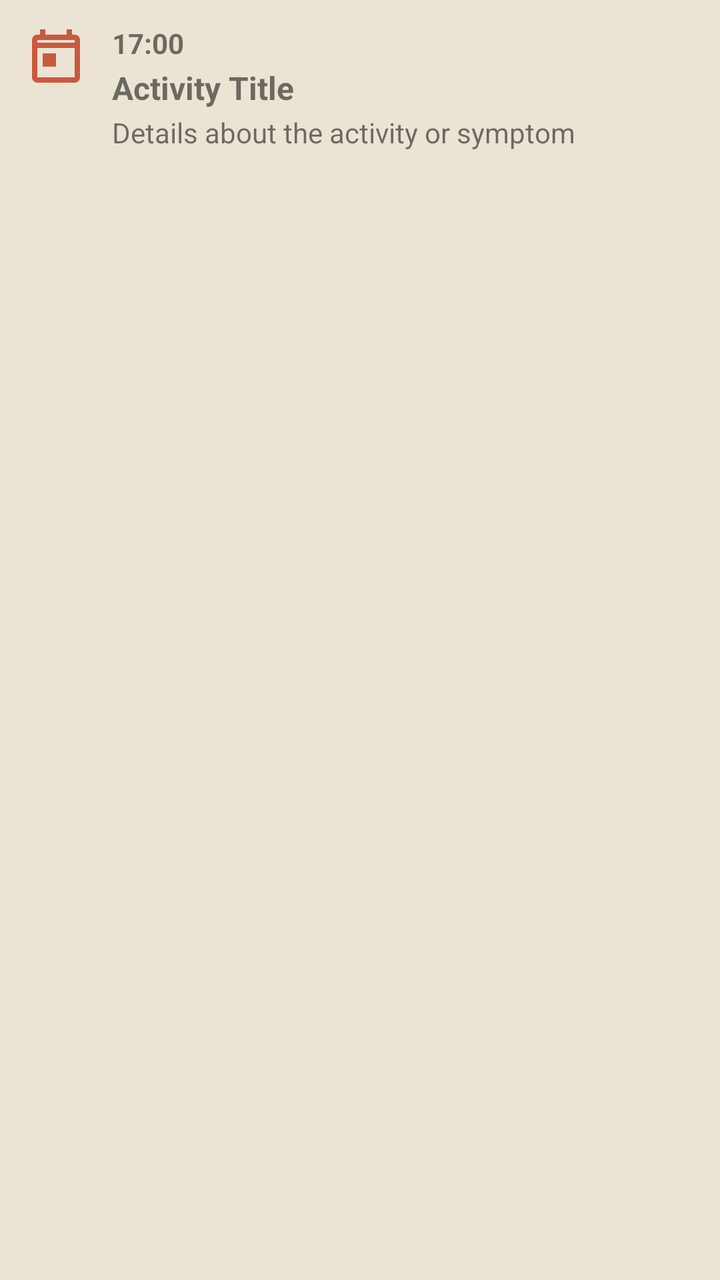
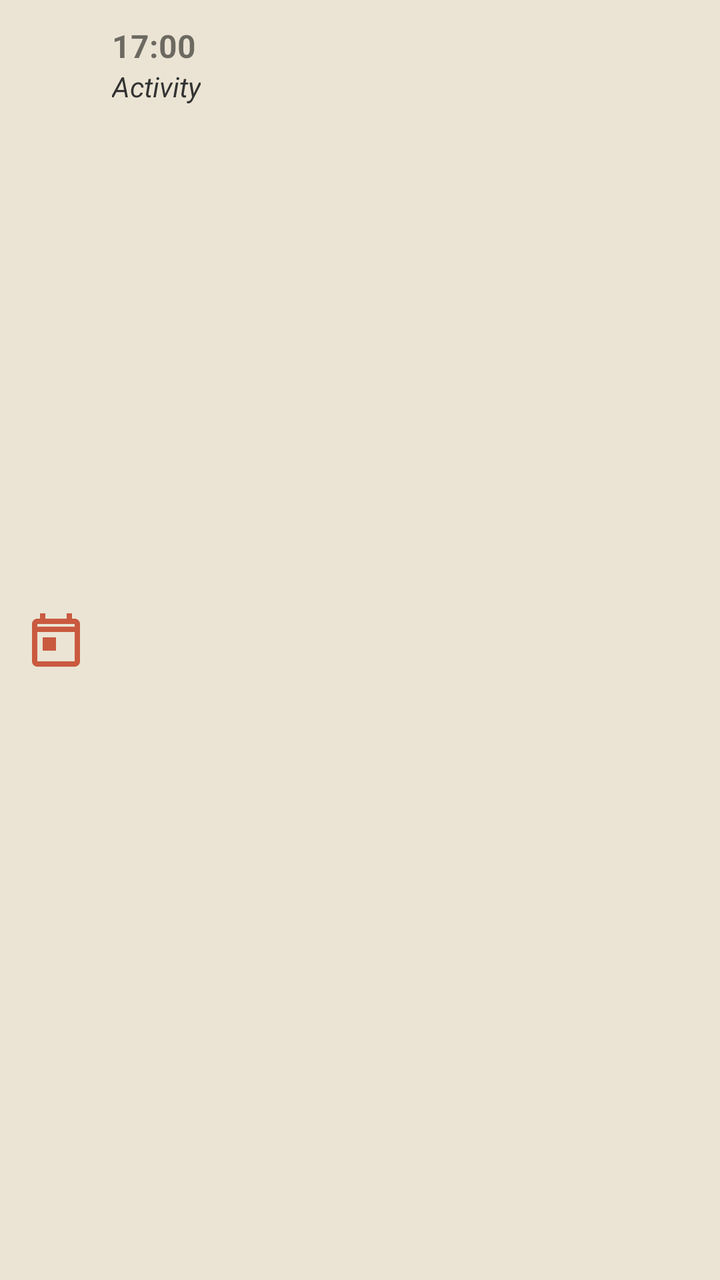

An Android layout rendered at two revisions. The XML below is the earlier revision; the diff shows what the commit changed to produce the second picture.
<!-- AndroidManifest.xml: application theme Theme.LunaFlow -->
<!-- res/layout/item_history_entry.xml -->
<?xml version="1.0" encoding="utf-8"?>
<LinearLayout xmlns:android="http://schemas.android.com/apk/res/android"
    xmlns:app="http://schemas.android.com/apk/res-auto"
    android:layout_width="match_parent"
    android:layout_height="wrap_content"
    android:orientation="horizontal"
    android:background="@color/colorPrimary"
    android:padding="12dp"
    android:layout_marginBottom="12dp"
    android:elevation="2dp">

    <ImageView
        android:id="@+id/entryIcon"
        android:layout_width="32dp"
        android:layout_height="32dp"
        android:layout_gravity="top"
        android:src="@drawable/ic_event"
        app:tint="#C95A3F" />

    <LinearLayout
        android:layout_width="0dp"
        android:layout_height="wrap_content"
        android:layout_weight="1"
        android:orientation="vertical"
        android:layout_marginStart="12dp">

        <TextView
            android:id="@+id/entryTime"
            android:layout_width="wrap_content"
            android:layout_height="wrap_content"
            android:text="17:00"
            android:textStyle="bold"
            android:textSize="14sp"/>

        <TextView
            android:id="@+id/entryTitle"
            android:layout_width="wrap_content"
            android:layout_height="wrap_content"
            android:text="Activity Title"
            android:textSize="16sp"
            android:textStyle="bold"
            android:layout_marginTop="2dp"
            android:ellipsize="none"
            android:scrollHorizontally="false"
            android:singleLine="false"/>

        <TextView
            android:id="@+id/entryDetails"
            android:layout_width="wrap_content"
            android:layout_height="wrap_content"
            android:text="Details about the activity or symptom"
            android:textSize="14sp"
            android:layout_marginTop="2dp"
            android:ellipsize="none"
            android:scrollHorizontally="false"
            android:singleLine="false"/>
    </LinearLayout>

</LinearLayout>
<!-- resources referenced by this layout -->
<resources>
  <color name="colorPrimary">#EBE4D4</color>
  <!-- drawable ic_event (drawable) -->
  <vector xmlns:android="http://schemas.android.com/apk/res/android"
      android:width="32dp"
      android:height="32dp"
      android:viewportWidth="24"
      android:viewportHeight="24">
      <path
          android:fillColor="#FF000000"
          android:pathData="M19,4h-1V2h-2v2H8V2H6v2H5c-1.1,0 -2,0.9 -2,2v14c0,1.1 0.9,2 2,2h14c1.1,0 2,-0.9 2,-2V6c0,-1.1 -0.9,-2 -2,-2zM19,20H5V9h14v11zM5,7V6h14v1H5zM7,11h5v5H7v-5z"/>
  </vector>
  <style name="Theme.LunaFlow" parent="Theme.MaterialComponents.DayNight.NoActionBar">
          
          <item name="android:windowBackground">@color/white</item>
  
          
          <item name="colorPrimary">@color/colorPrimary</item>
          <item name="colorOnPrimary">@color/mainBrown</item>
  
          
          <item name="colorSecondary">@color/mainRed</item>
          <item name="colorOnSecondary">@color/white</item>
  
          
          <item name="android:statusBarColor">@color/colorPrimary</item>
  
          
          <item name="actionBarTheme">@style/AppActionBar</item>
  
          
          <item name="bottomNavigationStyle">@style/BottomNavStyle</item>
      </style>
  <color name="white">#FFFFFFFF</color>
  <color name="mainBrown">#322323</color>
  <color name="mainRed">#B43015</color>
  <style name="AppActionBar" parent="Widget.MaterialComponents.Toolbar">
          <item name="android:layout_height">48dp</item>
          <item name="android:textSize">18sp</item>
          <item name="android:background">@color/colorPrimary</item>
          <item name="titleTextColor">@color/mainBrown</item>
          <item name="subtitleTextColor">@color/mainBrown</item>
          <item name="android:theme">@style/ToolbarTextTheme</item>
      </style>
  <style name="BottomNavStyle" parent="Widget.MaterialComponents.BottomNavigationView">
          <item name="android:layout_height">30dp</item>
          <item name="android:background">@color/colorPrimary</item>
      </style>
  <style name="ToolbarTextTheme" parent="ThemeOverlay.MaterialComponents.ActionBar">
          <item name="android:textColorPrimary">@color/mainBrown</item>
          <item name="android:textColorSecondary">@color/mainBrown</item>
          <item name="android:textColor">@color/mainBrown</item>
      </style>
</resources>

<!-- the commit's change to res/layout/item_history_entry.xml (unified diff, before → after) -->
@@ -1,8 +1,8 @@
 <?xml version="1.0" encoding="utf-8"?>
 <LinearLayout xmlns:android="http://schemas.android.com/apk/res/android"
-    xmlns:app="http://schemas.android.com/apk/res-auto"
     android:layout_width="match_parent"
     android:layout_height="wrap_content"
+    xmlns:app="http://schemas.android.com/apk/res-auto"
     android:orientation="horizontal"
     android:background="@color/colorPrimary"
     android:padding="12dp"
@@ -13,16 +13,16 @@
         android:id="@+id/entryIcon"
         android:layout_width="32dp"
         android:layout_height="32dp"
-        android:layout_gravity="top"
+        android:layout_gravity="center_vertical"
         android:src="@drawable/ic_event"
         app:tint="#C95A3F" />
 
     <LinearLayout
-        android:layout_width="0dp"
+        android:layout_width="wrap_content"
         android:layout_height="wrap_content"
-        android:layout_weight="1"
         android:orientation="vertical"
-        android:layout_marginStart="12dp">
+        android:layout_marginStart="12dp"
+        android:gravity="center_vertical">
 
         <TextView
             android:id="@+id/entryTime"
@@ -30,30 +30,29 @@
             android:layout_height="wrap_content"
             android:text="17:00"
             android:textStyle="bold"
-            android:textSize="14sp"/>
+            android:textSize="16sp"/>
 
         <TextView
-            android:id="@+id/entryTitle"
+            android:id="@+id/entryType"
             android:layout_width="wrap_content"
             android:layout_height="wrap_content"
-            android:text="Activity Title"
-            android:textSize="16sp"
-            android:textStyle="bold"
-            android:layout_marginTop="2dp"
-            android:ellipsize="none"
-            android:scrollHorizontally="false"
-            android:singleLine="false"/>
-
-        <TextView
-            android:id="@+id/entryDetails"
-            android:layout_width="wrap_content"
-            android:layout_height="wrap_content"
-            android:text="Details about the activity or symptom"
+            android:text="Activity"
             android:textSize="14sp"
-            android:layout_marginTop="2dp"
-            android:ellipsize="none"
-            android:scrollHorizontally="false"
-            android:singleLine="false"/>
+            android:textStyle="italic"
+            android:textColor="#333"/>
     </LinearLayout>
 
+    <ImageButton
+        android:id="@+id/editButton"
+        android:layout_width="32dp"
+        android:layout_height="32dp"
+        android:src="@drawable/ic_edit"
+        android:background="?attr/selectableItemBackgroundBorderless"/>
+
+    <ImageButton
+        android:id="@+id/deleteButton"
+        android:layout_width="32dp"
+        android:layout_height="32dp"
+        android:src="@drawable/ic_delete"
+        android:background="?attr/selectableItemBackgroundBorderless"/>
 </LinearLayout>
<!-- resource entries referenced after the edit -->
@@ -1,6 +1,16 @@
 <!-- resources referenced by this layout -->
 <resources>
   <color name="colorPrimary">#EBE4D4</color>
+  <!-- drawable ic_delete (drawable) -->
+  <?xml version="1.0" encoding="utf-8"?>
+  <selector xmlns:android="http://schemas.android.com/apk/res/android">
+  
+  </selector>
+  <!-- drawable ic_edit (drawable) -->
+  <?xml version="1.0" encoding="utf-8"?>
+  <selector xmlns:android="http://schemas.android.com/apk/res/android">
+  
+  </selector>
   <!-- drawable ic_event (drawable) -->
   <vector xmlns:android="http://schemas.android.com/apk/res/android"
       android:width="32dp"
